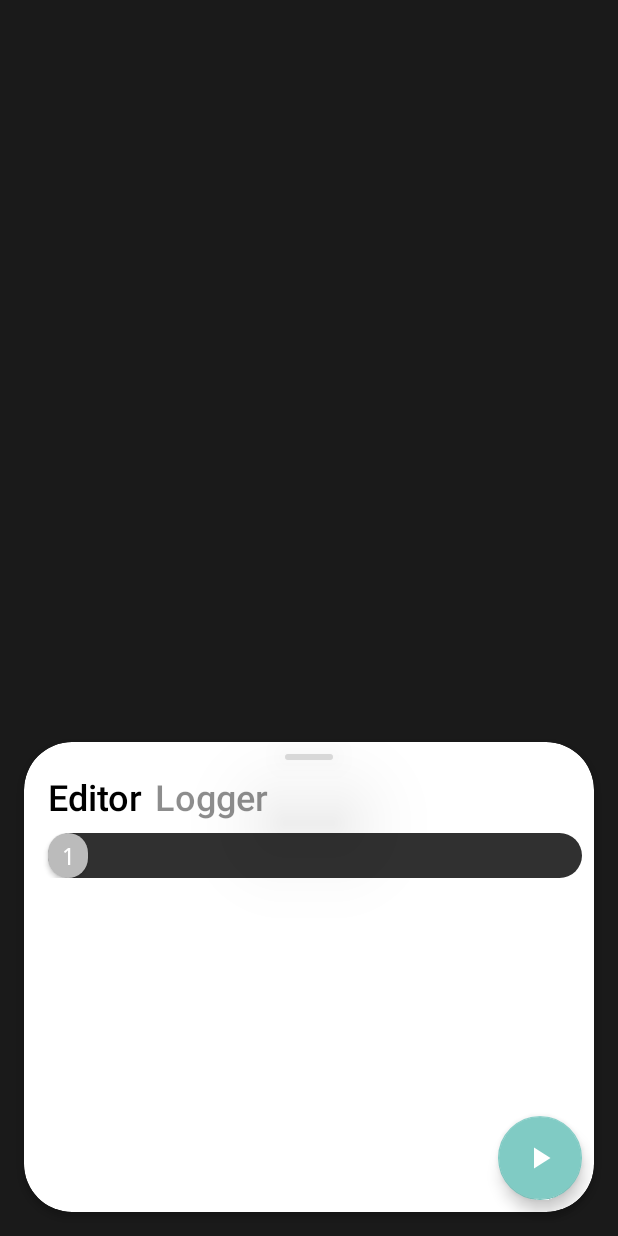
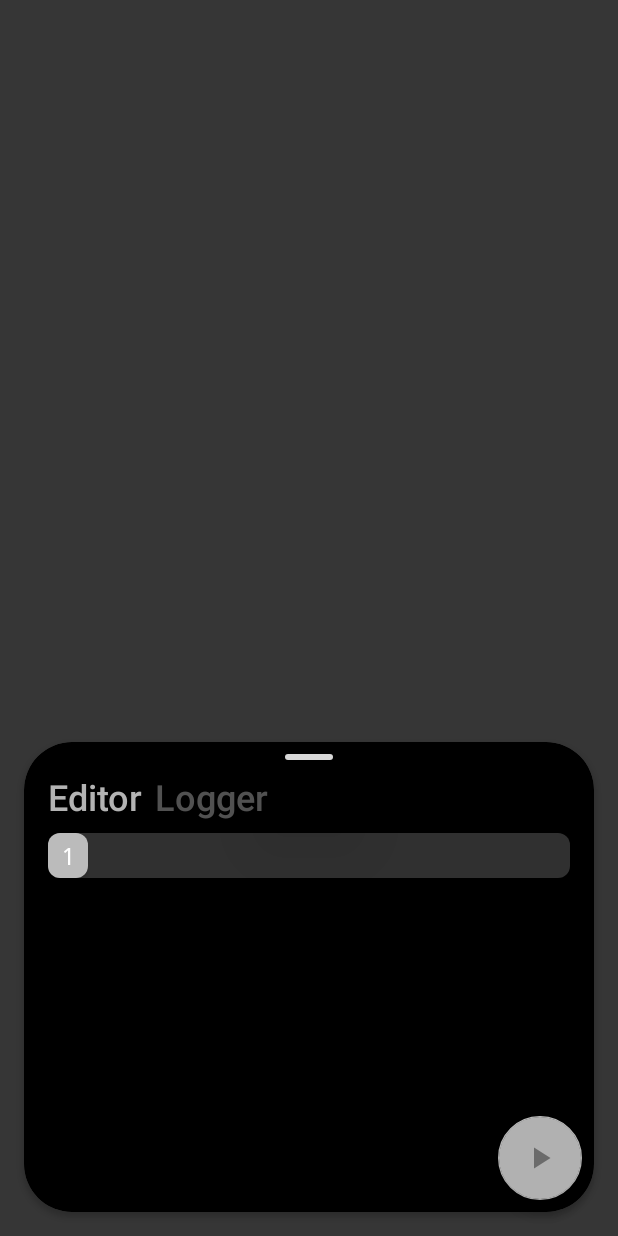
Before and after one commit to aravindkarthik96/Blanca, an Android app: the screen it shows after launch (BlancaHomeActivity), on a phone screen of 412 x 824 dp. Run offline under Robolectric (Android 15) with nearby library versions, the light colour scheme and no system bars.

Commit message:
updated colors to a darker theme

```diff
--- a/app/src/main/res/drawable/blanca_code_bg.xml
+++ b/app/src/main/res/drawable/blanca_code_bg.xml
@@ -1,5 +1,5 @@
 <?xml version="1.0" encoding="utf-8"?>
 <shape xmlns:android="http://schemas.android.com/apk/res/android">
     <solid android:color="#303030"/>
-    <corners android:radius="16dp"/>
+    <corners android:radius="8dp"/>
 </shape>
--- a/app/src/main/res/drawable/blanca_compile_icon.xml
+++ b/app/src/main/res/drawable/blanca_compile_icon.xml
@@ -5,6 +5,6 @@
     android:viewportWidth="24.0"
     android:viewportHeight="24.0">
     <path
-        android:fillColor="#FFFF"
+        android:fillColor="#6B6B6B"
         android:pathData="M8,5v14l11,-7z" />
 </vector>
--- a/app/src/main/res/drawable/blanca_line_numbers_bg.xml
+++ b/app/src/main/res/drawable/blanca_line_numbers_bg.xml
@@ -1,5 +1,5 @@
 <?xml version="1.0" encoding="utf-8"?>
 <shape xmlns:android="http://schemas.android.com/apk/res/android">
     <solid android:color="#BBBBBB"/>
-    <corners android:radius="16dp"/>
+    <corners android:radius="8dp"/>
 </shape>
--- a/app/src/main/res/layout/activity_blanca_home.xml
+++ b/app/src/main/res/layout/activity_blanca_home.xml
@@ -4,17 +4,26 @@
     xmlns:tools="http://schemas.android.com/tools"
     android:layout_width="match_parent"
     android:layout_height="match_parent"
-    android:background="#1A1A1A"
+    android:background="#363636"
     app:applyMotionScene="true"
     app:layoutDescription="@xml/blanca_home_scene"
     tools:context=".BlancaHomeActivity">
+
+    <com.aravindkarthik.blanca.CanvasView
+        android:id="@+id/canvasView"
+        android:layout_width="0dp"
+        android:layout_height="0dp"
+        app:layout_constraintBottom_toTopOf="@+id/guidelineCollapsed"
+        app:layout_constraintEnd_toEndOf="parent"
+        app:layout_constraintStart_toStartOf="parent"
+        app:layout_constraintTop_toTopOf="parent" />
 
     <androidx.cardview.widget.CardView
         android:id="@+id/contentCard"
         android:layout_width="match_parent"
         android:layout_height="0dp"
         android:layout_margin="16dp"
-        app:cardBackgroundColor="#ffff"
+        app:cardBackgroundColor="#000000"
         app:cardCornerRadius="32dp"
         app:layout_constraintBottom_toBottomOf="parent"
         app:layout_constraintEnd_toEndOf="parent"
@@ -65,7 +74,7 @@
         android:fontFamily="sans-serif-medium"
         android:onClick="handleEditorTitleClick"
         android:text="Editor"
-        android:textColor="#000000"
+        android:textColor="#B3B3B3"
         android:textSize="24sp"
         android:translationZ="100dp"
         app:layout_constraintStart_toStartOf="@+id/contentCard"
@@ -82,7 +91,7 @@
         android:fontFamily="sans-serif-medium"
         android:onClick="handleLoggerTitleClick"
         android:text="Logger"
-        android:textColor="#72000000"
+        android:textColor="#73B3B3B3"
         android:textSize="24sp"
         android:translationZ="100dp"
         app:layout_constraintStart_toEndOf="@+id/editorTitle"
@@ -120,6 +129,7 @@
                 android:id="@+id/editorContainer"
                 android:layout_width="match_parent"
                 android:layout_height="wrap_content"
+                android:animateLayoutChanges="true"
                 android:paddingTop="8dp"
                 android:paddingBottom="16dp">
 
@@ -144,7 +154,7 @@
                     android:id="@+id/code_editor_bg"
                     android:layout_width="0dp"
                     android:layout_height="0dp"
-                    android:layout_marginEnd="8dp"
+                    android:layout_marginEnd="16dp"
                     android:background="@drawable/blanca_code_bg"
                     android:fontFamily="monospace"
                     android:gravity="top"
@@ -168,17 +178,17 @@
                     android:gravity="top"
                     android:inputType="textMultiLine"
                     android:maxLines="99"
+                    android:layout_marginStart="8dp"
                     android:paddingTop="4dp"
+                    android:paddingStart="8dp"
                     android:paddingBottom="4dp"
                     android:textColor="#B1B1B1"
                     android:textSize="16sp"
                     android:textStyle="normal"
-                    app:layout_constraintEnd_toEndOf="parent"
+                    app:layout_constraintEnd_toEndOf="@+id/code_editor_bg"
                     app:layout_constraintStart_toEndOf="@+id/lineNumbersView"
                     app:layout_constraintTop_toTopOf="parent"
                     tools:text="Something is written here" />
-
-
             </androidx.constraintlayout.widget.ConstraintLayout>
 
         </FrameLayout>
@@ -188,15 +198,16 @@
         android:id="@+id/compileFabButton"
         android:layout_width="wrap_content"
         android:layout_height="wrap_content"
-        android:layout_marginEnd="24dp"
+        android:layout_marginEnd="8dp"
         android:layout_marginBottom="24dp"
         android:clickable="true"
         android:elevation="10dp"
         android:focusable="true"
         android:src="@drawable/blanca_compile_icon"
+        app:backgroundTint="#B1B1B1"
         app:fabSize="normal"
         app:layout_constraintBottom_toBottomOf="parent"
-        app:layout_constraintEnd_toEndOf="parent" />
+        app:layout_constraintEnd_toEndOf="@+id/scrollingContainer" />
 
 
 </androidx.constraintlayout.motion.widget.MotionLayout>
--- a/app/src/main/res/layout/activity_main.xml
+++ b/app/src/main/res/layout/activity_main.xml
@@ -24,7 +24,6 @@
 
   <com.aravindkarthik.blanca.CanvasView
     android:id="@+id/canvasView"
-    android:name="com.google.ar.sceneform.ux.ArFragment"
     android:layout_width="match_parent"
     android:layout_height="300dp"
     app:layout_constraintEnd_toEndOf="parent"
--- a/app/src/main/res/values/colors.xml
+++ b/app/src/main/res/values/colors.xml
@@ -1,9 +1,9 @@
 <?xml version="1.0" encoding="utf-8"?>
 <resources>
-    <color name="colorPrimary">#62B656</color>
-    <color name="colorPrimaryDark">#62B656</color>
-    <color name="colorAccent">#62B656</color>
+    <color name="colorPrimary">#000000</color>
+    <color name="colorPrimaryDark">#000000</color>
+    <color name="colorAccent">#000000</color>
     <color name="blanca_text_green">#4CDF00</color>
-    <color name="blanca_text_selected">#000000</color>
-    <color name="blanca_text_de_selected">#73000000</color>
+    <color name="blanca_text_selected">#B3B3B3</color>
+    <color name="blanca_text_de_selected">#73B3B3B3</color>
 </resources>
```
